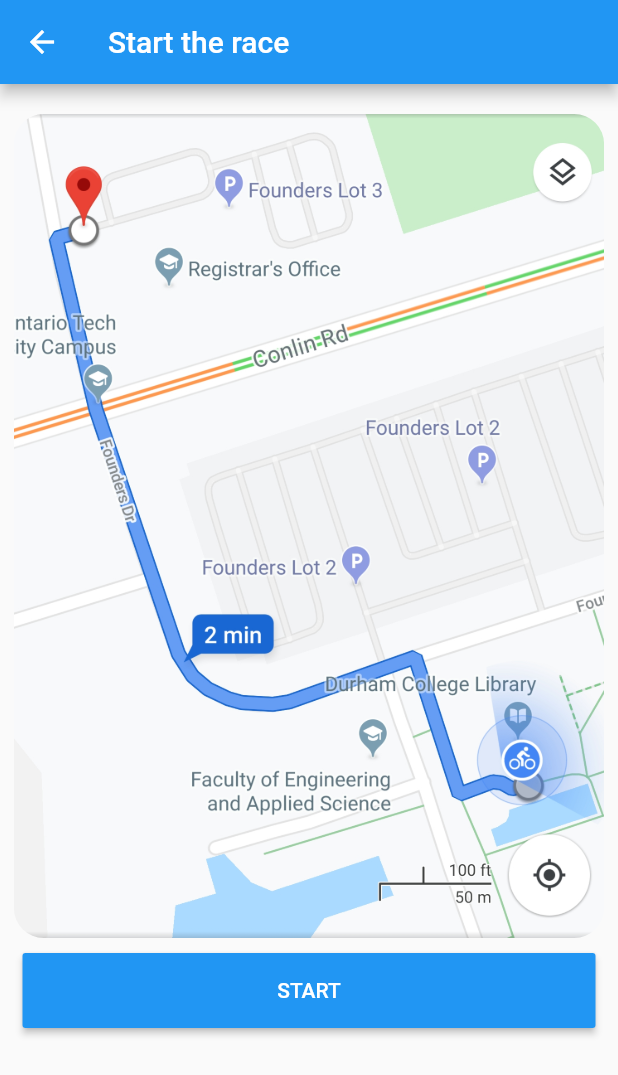
After one commit to justinjk007/ui-course-project, a Flutter app: the screen it shows after launch, after a tap on "map_and_start_button", on a phone screen of 412 x 824 dp. The commit adds this screen. Shown: the top 1075 px of the screen. Run offline on Flutter 3.47's test engine with Material 2 defaults, Android fonts, the phone set to English and light mode, and no system bars; missing offline and left inert: expandable_card, flutter_timer.

Commit message:
Added a timer page

```diff
--- /dev/null
+++ b/lib/map_and_start_button.dart
@@ -0,0 +1,78 @@
+import 'package:flutter/material.dart';
+import 'package:flutter_timer/flutter_timer.dart';
+
+class MapAndStartButton extends StatefulWidget {
+  MapAndStartButton({
+    Key key,
+    this.title,
+    this.image,
+  }) : super(key: key);
+
+  final String image;
+  final String title;
+
+  @override
+  _MapAndStartButtonState createState() => _MapAndStartButtonState();
+}
+
+class _MapAndStartButtonState extends State<MapAndStartButton> {
+  bool running = false;
+  bool timer_visibility = false;
+
+  @override
+  Widget build(BuildContext context) {
+    return Scaffold(
+      appBar: AppBar(
+        title: Text("Start the race"),
+      ),
+      body: Column(
+        children: <Widget>[
+          SizedBox(height: 20), // Empty box as padding
+          Center(
+            child: ClipRRect(
+              borderRadius: new BorderRadius.circular(20),
+              child: Image.asset(
+                widget.image,
+                height: MediaQuery.of(context).size.height /
+                    1.5, //reduce the size of the image
+              ),
+            ),
+          ),
+          SizedBox(height: 10), // Empty box as padding
+          Visibility(
+            visible: timer_visibility,
+            child: TikTikTimer(
+              initialDate: DateTime.now(),
+              running: running,
+              height: 50,
+              width: MediaQuery.of(context).size.width - 30,
+              backgroundColor: Colors.blue,
+              timerTextStyle: TextStyle(
+                color: Colors.white,
+                fontSize: 20,
+              ),
+              isRaised: true,
+            ),
+            replacement: ButtonTheme(
+              minWidth: MediaQuery.of(context).size.width - 30,
+              height: 50,
+              child: RaisedButton(
+                textColor: Colors.white,
+                child: Text("START"),
+                onPressed: () {
+                  timer_visibility = true;
+                  try {
+                    if (running == false)
+                      setState(() {
+                        running = true;
+                      });
+                  } on Exception {}
+                },
+              ),
+            ),
+          ),
+        ],
+      ),
+    );
+  }
+}
--- a/lib/page_list.dart
+++ b/lib/page_list.dart
@@ -2,6 +2,7 @@
 import 'package:flutter/material.dart';
 import 'maps_list_page.dart';
 import 'maps_selected_page.dart';
+import 'map_and_start_button.dart';
 
 class PageList extends StatelessWidget {
   @override
@@ -48,6 +49,19 @@
                 );
               },
             ),
+            RaisedButton(
+              child: Text("map_and_start_button"),
+              onPressed: () {
+                Navigator.push(
+                  context,
+                  new MaterialPageRoute(
+                    builder: (context) => new MapAndStartButton(
+                      image: 'assets/map1.jpg',
+                    ),
+                  ),
+                );
+              },
+            ),
           ], // List of buttons
         ),
       ),
--- a/pubspec.yaml
+++ b/pubspec.yaml
@@ -11,6 +11,7 @@
     sdk: flutter
   cupertino_icons: ^0.1.2
   expandable_card: ^0.0.3
+  flutter_timer: ^0.0.5
 
 dev_dependencies:
   flutter_test:
```
Also changed, not shown: pubspec.lock.
